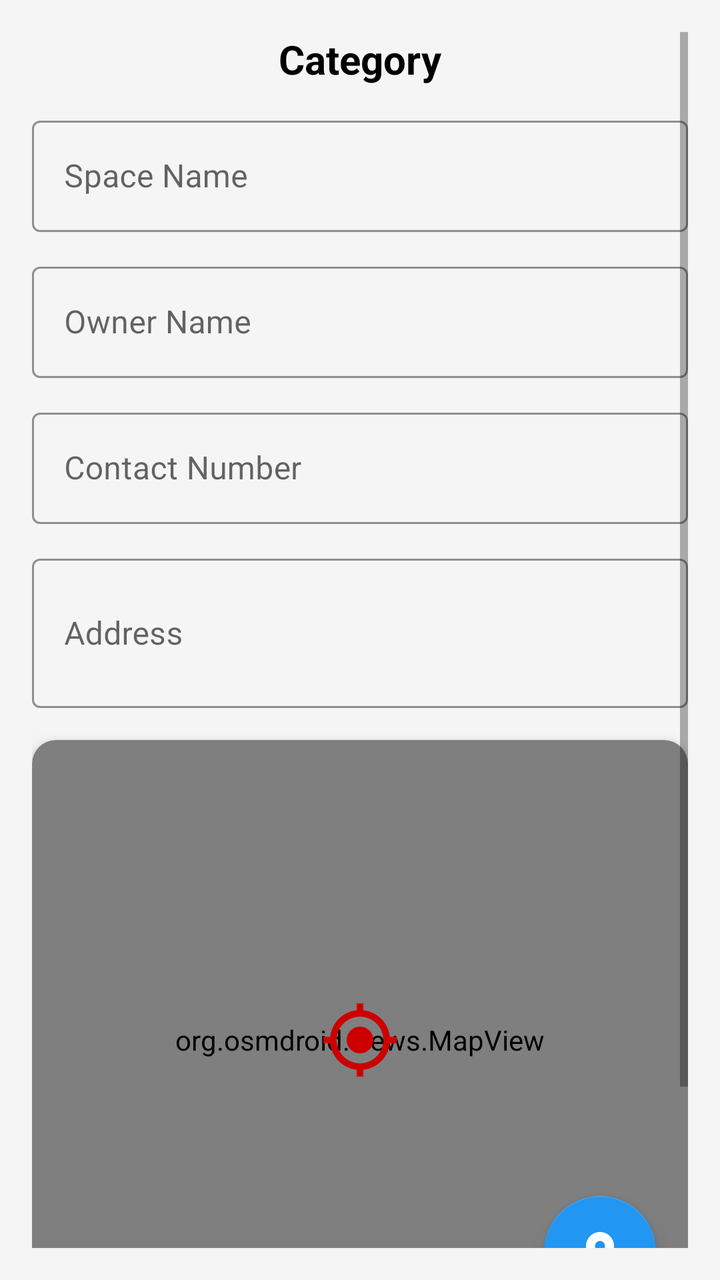
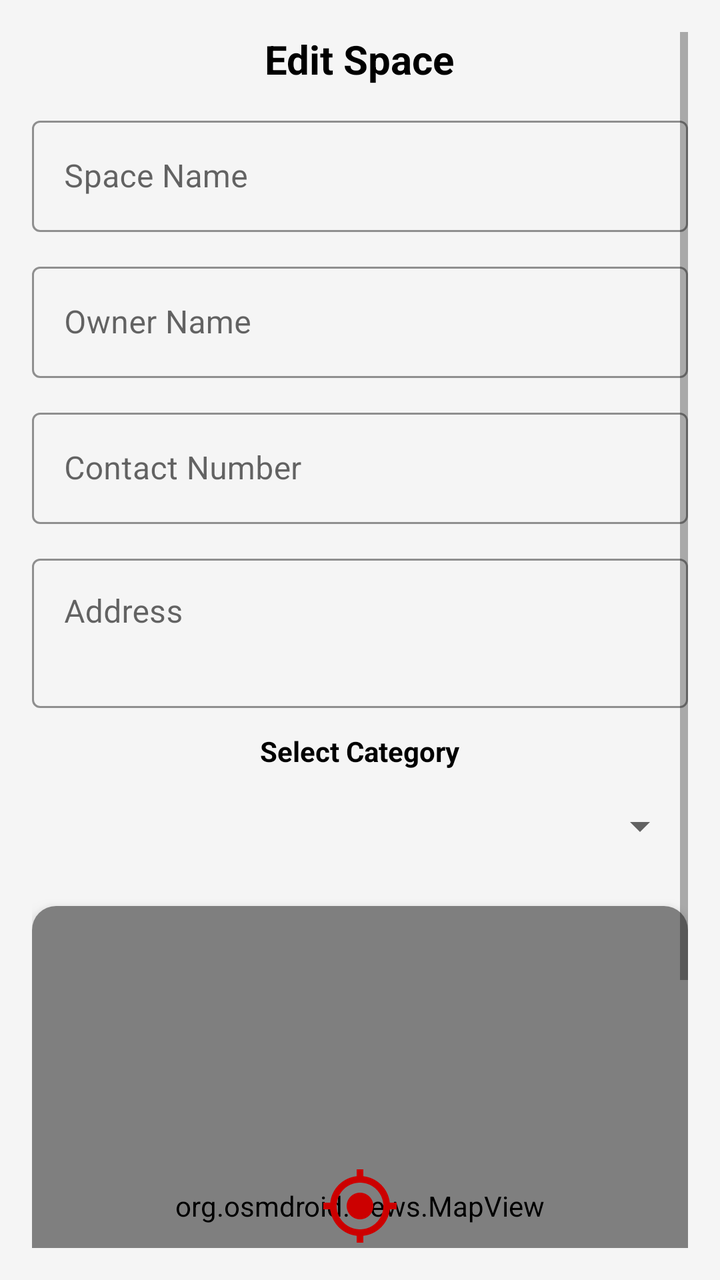

An Android layout rendered at two revisions. The XML below is the earlier revision; the diff shows what the commit changed to produce the second picture.
<!-- AndroidManifest.xml: application theme Theme.FYSA -->
<!-- res/layout/fragment_space_form.xml -->
<ScrollView xmlns:android="http://schemas.android.com/apk/res/android"
    xmlns:tools="http://schemas.android.com/tools"
    xmlns:app="http://schemas.android.com/apk/res-auto"
    android:layout_width="match_parent"
    android:layout_height="match_parent"
    android:padding="16dp">

    <LinearLayout
        android:id="@+id/formContainer"
        android:orientation="vertical"
        android:layout_width="match_parent"
        android:layout_height="wrap_content"
        android:gravity="center_horizontal">

        
        <TextView
            android:id="@+id/txtCategory"
            android:layout_width="wrap_content"
            android:layout_height="wrap_content"
            android:layout_gravity="center_horizontal"
            android:layout_marginBottom="12dp"
            android:text="Category"
            android:textSize="20sp"
            android:textStyle="bold"
            android:textColor="@color/textPrimary" />

        
        <com.google.android.material.textfield.TextInputLayout
            android:id="@+id/nameLayout"
            style="@style/Widget.MaterialComponents.TextInputLayout.OutlinedBox"
            android:layout_width="match_parent"
            android:layout_height="wrap_content"
            android:hint="Space Name"
            app:boxStrokeColor="@color/linkText"
            app:hintTextColor="@color/textSecondary"
            app:boxBackgroundMode="outline">

            <com.google.android.material.textfield.TextInputEditText
                android:id="@+id/inputName"
                android:layout_width="match_parent"
                android:layout_height="wrap_content"
                android:textColor="@color/textPrimary"
                android:textColorHint="@color/textSecondary" />
        </com.google.android.material.textfield.TextInputLayout>

        
        <com.google.android.material.textfield.TextInputLayout
            android:id="@+id/ownerNameLayout"
            style="@style/Widget.MaterialComponents.TextInputLayout.OutlinedBox"
            android:layout_width="match_parent"
            android:layout_height="wrap_content"
            android:layout_marginTop="12dp"
            android:hint="Owner Name"
            app:boxStrokeColor="@color/linkText"
            app:hintTextColor="@color/textSecondary">

            <com.google.android.material.textfield.TextInputEditText
                android:id="@+id/inputOwnerName"
                android:layout_width="match_parent"
                android:layout_height="wrap_content"
                android:inputType="textPersonName"
                android:textColor="@color/textPrimary"
                android:textColorHint="@color/textSecondary" />
        </com.google.android.material.textfield.TextInputLayout>

        
        <com.google.android.material.textfield.TextInputLayout
            android:id="@+id/contactLayout"
            style="@style/Widget.MaterialComponents.TextInputLayout.OutlinedBox"
            android:layout_width="match_parent"
            android:layout_height="wrap_content"
            android:layout_marginTop="12dp"
            android:hint="Contact Number"
            app:boxStrokeColor="@color/linkText"
            app:hintTextColor="@color/textSecondary">

            <com.google.android.material.textfield.TextInputEditText
                android:id="@+id/inputContact"
                android:layout_width="match_parent"
                android:layout_height="wrap_content"
                android:inputType="phone"
                android:textColor="@color/textPrimary"
                android:textColorHint="@color/textSecondary" />
        </com.google.android.material.textfield.TextInputLayout>

        
        <com.google.android.material.textfield.TextInputLayout
            android:id="@+id/addressLayout"
            style="@style/Widget.MaterialComponents.TextInputLayout.OutlinedBox"
            android:layout_width="match_parent"
            android:layout_height="wrap_content"
            android:layout_marginTop="12dp"
            android:hint="Address"
            app:boxStrokeColor="@color/linkText"
            app:hintTextColor="@color/textSecondary">

            <com.google.android.material.textfield.TextInputEditText
                android:id="@+id/inputAddress"
                android:layout_width="match_parent"
                android:layout_height="wrap_content"
                android:inputType="textMultiLine"
                android:minLines="2"
                android:textColor="@color/textPrimary"
                android:textColorHint="@color/textSecondary" />
        </com.google.android.material.textfield.TextInputLayout>

        
        <androidx.cardview.widget.CardView
            android:layout_width="match_parent"
            android:layout_height="300dp"
            android:layout_marginTop="16dp"
            app:cardCornerRadius="12dp"
            app:cardElevation="6dp">

            <RelativeLayout
                android:layout_width="match_parent"
                android:layout_height="match_parent">

                <org.osmdroid.views.MapView
                    android:id="@+id/mapView"
                    android:layout_width="match_parent"
                    android:layout_height="match_parent" />

                <ImageView
                    android:id="@+id/crosshair"
                    android:layout_width="40dp"
                    android:layout_height="40dp"
                    android:src="@drawable/ic_crosshair"
                    android:layout_centerInParent="true"
                    app:tint="@android:color/holo_red_dark" />

                <com.google.android.material.floatingactionbutton.FloatingActionButton
                    android:id="@+id/btnMyLocation"
                    android:layout_width="wrap_content"
                    android:layout_height="wrap_content"
                    android:src="@drawable/ic_my_location"
                    android:contentDescription="My Location"
                    android:layout_alignParentEnd="true"
                    android:layout_alignParentBottom="true"
                    android:layout_margin="16dp"
                    app:backgroundTint="@color/linkText" />
            </RelativeLayout>
        </androidx.cardview.widget.CardView>

        
        <com.google.android.material.button.MaterialButton
            android:id="@+id/btnSubmit"
            android:layout_width="match_parent"
            android:layout_height="wrap_content"
            android:layout_marginTop="20dp"
            android:text="Submit"
            style="@style/Widget.MaterialComponents.Button"
            app:cornerRadius="12dp" />
    </LinearLayout>
</ScrollView>
<!-- resources referenced by this layout -->
<resources>
  <color name="linkText">#2196F3</color>
  <color name="textPrimary">#000000</color>
  <color name="textSecondary">#555555</color>
  <!-- drawable ic_crosshair (drawable) -->
  <?xml version="1.0" encoding="utf-8"?>
  <vector xmlns:android="http://schemas.android.com/apk/res/android"
      android:width="24dp"
      android:height="24dp"
      android:viewportWidth="24"
      android:viewportHeight="24">
  
      <path
          android:pathData="M0 0h24v24H0z" />
      <path
          android:fillColor="#000000"
          android:pathData="M12 8c-2.21 0-4 1.79-4 4s1.79 4 4 4 4-1.79 4-4-1.79-4-4-4zm8.94 3c-0.46-4.17-3.77-7.48-7.94-7.94V1h-2v2.06C6.83 3.52 3.52 6.83 3.06 11H1v2h2.06c0.46 4.17 3.77 7.48 7.94 7.94V23h2v-2.06c4.17-0.46 7.48-3.77 7.94-7.94H23v-2h-2.06zM12 19c-3.87 0-7-3.13-7-7s3.13-7 7-7 7 3.13 7 7-3.13 7-7 7z" />
  </vector>
  <!-- drawable ic_my_location (drawable) -->
  <?xml version="1.0" encoding="utf-8"?>
  <vector xmlns:android="http://schemas.android.com/apk/res/android"
      android:width="24dp"
      android:height="24dp"
      android:viewportWidth="24"
      android:viewportHeight="24">
  
      <path
          android:pathData="M0 0h24v24H0z" />
      <path
          android:fillColor="#000000"
          android:pathData="M12 2C8.13 2 5 5.13 5 9c0 5.25 7 13 7 13s7-7.75 7-13c0-3.87-3.13-7-7-7zm0 9.5c-1.38 0-2.5-1.12-2.5-2.5s1.12-2.5 2.5-2.5 2.5 1.12 2.5 2.5-1.12 2.5-2.5 2.5z" />
  </vector>
  <style name="Theme.FYSA" parent="Theme.MaterialComponents.DayNight.NoActionBar">
          <item name="colorPrimary">@color/btnPrimary</item>
          <item name="colorPrimaryVariant">@color/btnPrimary</item>
          <item name="colorOnPrimary">@color/btnTextPrimary</item>
  
          <item name="colorSecondary">@color/btnSecondary</item>
          <item name="colorSecondaryVariant">@color/btnSecondary</item>
          <item name="colorOnSecondary">@color/btnTextSecondary</item>
  
          <item name="android:colorBackground">@color/bgColor</item>
          <item name="colorSurface">@color/bgColor</item>
          <item name="colorOnSurface">@color/textPrimary</item>
  
          <item name="android:statusBarColor" tools:targetApi="l">?attr/colorPrimary</item>
          <item name="android:windowLightStatusBar">true</item>
  
          <item name="materialButtonStyle">@style/Widget.MaterialComponents.Button</item>
          <item name="materialButtonOutlinedStyle">@style/Widget.MaterialComponents.Button.OutlinedButton</item>
      </style>
  <color name="btnPrimary">#3F51B5</color>
  <color name="btnTextPrimary">#FFFFFF</color>
  <color name="btnSecondary">#FF9800</color>
  <color name="btnTextSecondary">#FFFFFF</color>
  <color name="bgColor">#F5F5F5</color>
</resources>

<!-- the commit's change to res/layout/fragment_space_form.xml (unified diff, before → after) -->
@@ -1,16 +1,17 @@
+<?xml version="1.0" encoding="utf-8"?>
 <ScrollView xmlns:android="http://schemas.android.com/apk/res/android"
-    xmlns:tools="http://schemas.android.com/tools"
     xmlns:app="http://schemas.android.com/apk/res-auto"
     android:layout_width="match_parent"
     android:layout_height="match_parent"
+    android:fillViewport="true"
     android:padding="16dp">
 
     <LinearLayout
         android:id="@+id/formContainer"
-        android:orientation="vertical"
         android:layout_width="match_parent"
         android:layout_height="wrap_content"
-        android:gravity="center_horizontal">
+        android:gravity="center_horizontal"
+        android:orientation="vertical">
 
         
         <TextView
@@ -19,10 +20,10 @@
             android:layout_height="wrap_content"
             android:layout_gravity="center_horizontal"
             android:layout_marginBottom="12dp"
-            android:text="Category"
+            android:text="Edit Space"
+            android:textColor="@color/textPrimary"
             android:textSize="20sp"
-            android:textStyle="bold"
-            android:textColor="@color/textPrimary" />
+            android:textStyle="bold" />
 
         
         <com.google.android.material.textfield.TextInputLayout
@@ -31,9 +32,9 @@
             android:layout_width="match_parent"
             android:layout_height="wrap_content"
             android:hint="Space Name"
+            app:boxBackgroundMode="outline"
             app:boxStrokeColor="@color/linkText"
-            app:hintTextColor="@color/textSecondary"
-            app:boxBackgroundMode="outline">
+            app:hintTextColor="@color/textSecondary">
 
             <com.google.android.material.textfield.TextInputEditText
                 android:id="@+id/inputName"
@@ -51,6 +52,7 @@
             android:layout_height="wrap_content"
             android:layout_marginTop="12dp"
             android:hint="Owner Name"
+            app:boxBackgroundMode="outline"
             app:boxStrokeColor="@color/linkText"
             app:hintTextColor="@color/textSecondary">
 
@@ -71,6 +73,7 @@
             android:layout_height="wrap_content"
             android:layout_marginTop="12dp"
             android:hint="Contact Number"
+            app:boxBackgroundMode="outline"
             app:boxStrokeColor="@color/linkText"
             app:hintTextColor="@color/textSecondary">
 
@@ -91,6 +94,7 @@
             android:layout_height="wrap_content"
             android:layout_marginTop="12dp"
             android:hint="Address"
+            app:boxBackgroundMode="outline"
             app:boxStrokeColor="@color/linkText"
             app:hintTextColor="@color/textSecondary">
 
@@ -98,11 +102,29 @@
                 android:id="@+id/inputAddress"
                 android:layout_width="match_parent"
                 android:layout_height="wrap_content"
+                android:gravity="top|start"
                 android:inputType="textMultiLine"
                 android:minLines="2"
                 android:textColor="@color/textPrimary"
                 android:textColorHint="@color/textSecondary" />
         </com.google.android.material.textfield.TextInputLayout>
+
+        
+        <TextView
+            android:layout_width="wrap_content"
+            android:layout_height="wrap_content"
+            android:layout_marginTop="12dp"
+            android:text="Select Category"
+            android:textColor="@color/textPrimary"
+            android:textStyle="bold" />
+
+        <Spinner
+            android:id="@+id/spinnerCategory"
+            android:layout_width="match_parent"
+            android:layout_height="wrap_content"
+            android:layout_marginTop="4dp"
+            android:minHeight="48dp"
+            android:spinnerMode="dropdown" />
 
         
         <androidx.cardview.widget.CardView
@@ -125,19 +147,19 @@
                     android:id="@+id/crosshair"
                     android:layout_width="40dp"
                     android:layout_height="40dp"
+                    android:layout_centerInParent="true"
                     android:src="@drawable/ic_crosshair"
-                    android:layout_centerInParent="true"
                     app:tint="@android:color/holo_red_dark" />
 
                 <com.google.android.material.floatingactionbutton.FloatingActionButton
                     android:id="@+id/btnMyLocation"
                     android:layout_width="wrap_content"
                     android:layout_height="wrap_content"
-                    android:src="@drawable/ic_my_location"
-                    android:contentDescription="My Location"
                     android:layout_alignParentEnd="true"
                     android:layout_alignParentBottom="true"
                     android:layout_margin="16dp"
+                    android:contentDescription="My Location"
+                    android:src="@drawable/ic_my_location"
                     app:backgroundTint="@color/linkText" />
             </RelativeLayout>
         </androidx.cardview.widget.CardView>
@@ -145,11 +167,11 @@
         
         <com.google.android.material.button.MaterialButton
             android:id="@+id/btnSubmit"
+            style="@style/Widget.MaterialComponents.Button"
             android:layout_width="match_parent"
             android:layout_height="wrap_content"
             android:layout_marginTop="20dp"
-            android:text="Submit"
-            style="@style/Widget.MaterialComponents.Button"
+            android:text="Save Changes"
             app:cornerRadius="12dp" />
     </LinearLayout>
 </ScrollView>
